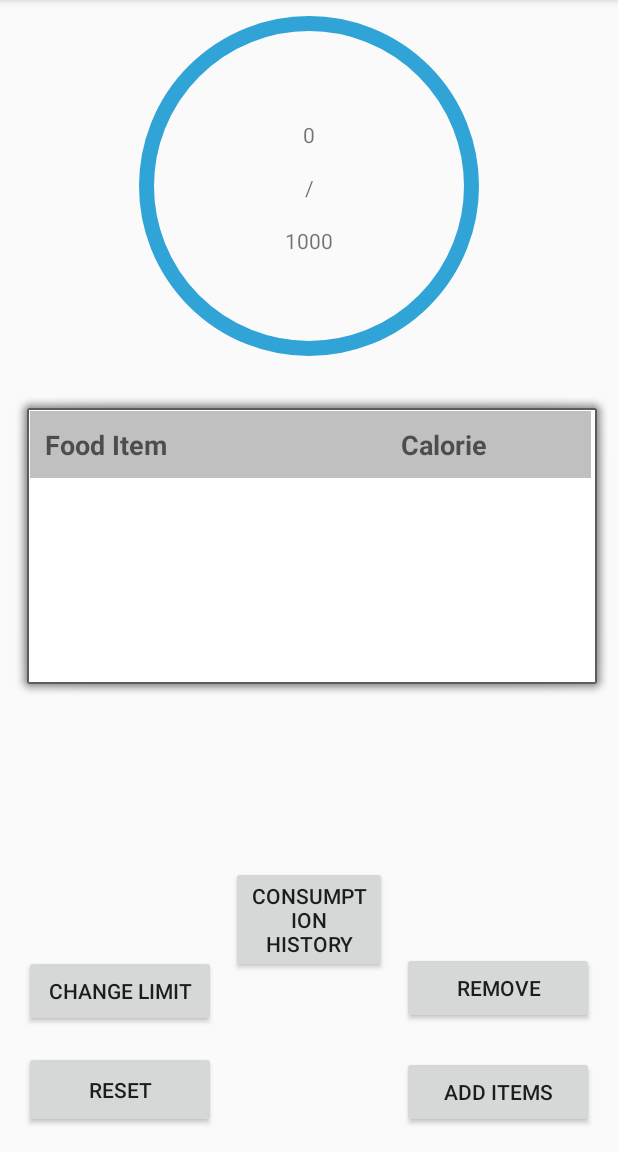
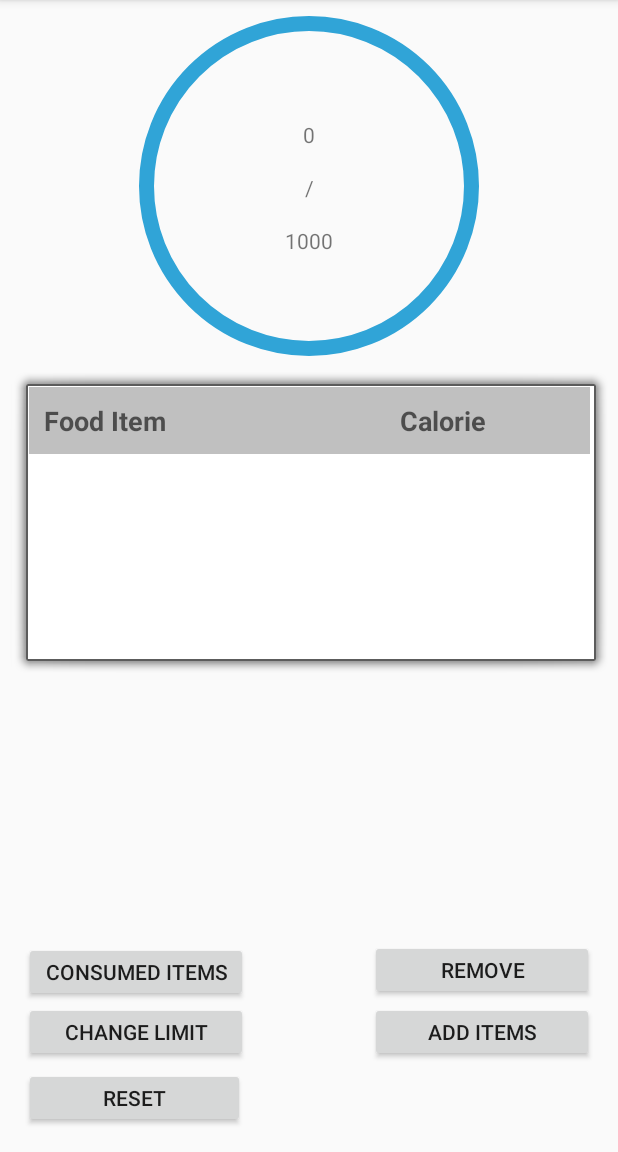
Before and after one commit to MatthewDBarrett/DreamFit, an Android app: the calorie_tracker_main_page screen opened directly, with no data from a screen before it, on a phone screen of 412 x 824 dp, the part 84-1236 px from its top. Run offline under Robolectric (Android 15) with nearby library versions, the phone set to English and light mode, and no system bars.

Commit message:
~ Fixed layout - Calorie Tracker

```diff
--- a/app/src/main/java/com/example/ethan/dream_fit/StepCounter.java
+++ b/app/src/main/java/com/example/ethan/dream_fit/StepCounter.java
@@ -35,7 +35,7 @@ public class StepCounter extends AppCompatActivity implements SensorEventListene
 
     private int stepInt;
     private int limitAmnt;
-    private int burntCal = 0;
+    private int burntCal ;
     private int calLimitToBurn;
     TextView calorieBurntTextView ;
     TextView calorieLimitTextView ;
@@ -105,10 +105,16 @@ public class StepCounter extends AppCompatActivity implements SensorEventListene
                 ++burntCal;
                 calorieBurntTextView.setText(String.valueOf(burntCal));
                 changeBurntCalProg(burntCal, calLimitToBurn);
+                //add to shared preference
+                mEditor.putInt(getString(R.string.calorieToBurnKey),burntCal);                                      //BURNT CALORIES
+                mEditor.commit();                                                                                   //BURNT CALORIES
             }else if (stepInt % 20 == 0){
                 ++burntCal;
                 calorieBurntTextView.setText(String.valueOf(burntCal));
                 changeBurntCalProg(burntCal, calLimitToBurn);
+                //add to shared preference
+                mEditor.putInt(getString(R.string.calorieToBurnKey),burntCal);                                      //BURNT CALORIES
+                mEditor.commit();                                                                                   //BURNT CALORIES
             }
         }
     }
@@ -133,8 +139,8 @@ public class StepCounter extends AppCompatActivity implements SensorEventListene
         limitAmnt = prefs.getInt("stepLimit", 10000);
 
         mEditor.putInt(getString(R.string.calorieToBurnKey),burntCal);                                      //BURNT CALORIES
-        mEditor.commit();                                                                                   //BURNT CALORIES
-
+        mEditor.commit();
+        burntCal= sharedPrefObj.getInt(getString(R.string.calorieToBurnKey),0);//BURNT CALORIES
         calLimitToBurn = sharedPrefObj.getInt(getString(R.string.calorieKey),0);                     //BURNT CALORIES
 
         //tv_step = (TextView) findViewById(R.id.tv_step);                                 //STEP COUNTER
--- a/app/src/main/res/layout/activity_calorie_tracker_main_page.xml
+++ b/app/src/main/res/layout/activity_calorie_tracker_main_page.xml
@@ -51,9 +51,9 @@
 
     <Button
         android:id="@+id/Remove"
-        android:layout_width="128dp"
-        android:layout_height="wrap_content"
-        android:layout_marginBottom="21dp"
+        android:layout_width="149dp"
+        android:layout_height="40dp"
+        android:layout_marginBottom="1dp"
         android:layout_marginEnd="16dp"
         android:onClick="onRemove"
         android:text="@string/remove"
@@ -62,9 +62,9 @@
 
     <Button
         android:id="@+id/add_item"
-        android:layout_width="128dp"
-        android:layout_height="wrap_content"
-        android:layout_marginBottom="16dp"
+        android:layout_width="149dp"
+        android:layout_height="40dp"
+        android:layout_marginBottom="60dp"
         android:layout_marginEnd="16dp"
         android:onClick="onAdd"
         android:text="@string/add"
@@ -73,9 +73,9 @@
 
     <Button
         android:id="@+id/limitBtn"
-        android:layout_width="128dp"
-        android:layout_height="wrap_content"
-        android:layout_marginBottom="16dp"
+        android:layout_width="149dp"
+        android:layout_height="40dp"
+        android:layout_marginBottom="4dp"
         android:layout_marginStart="16dp"
         android:onClick="onLimit"
         android:text="Change Limit"
@@ -84,8 +84,8 @@
 
     <Button
         android:id="@+id/button3"
-        android:layout_width="128dp"
-        android:layout_height="51dp"
+        android:layout_width="147dp"
+        android:layout_height="40dp"
         android:layout_marginBottom="16dp"
         android:layout_marginStart="16dp"
         android:onClick="onReset"
@@ -119,13 +119,13 @@
     <LinearLayout
         android:id="@+id/linearLayout2"
         android:layout_width="401dp"
-        android:layout_height="205dp"
+        android:layout_height="206dp"
         android:layout_marginEnd="4dp"
         android:layout_marginStart="7dp"
-        android:layout_marginTop="16dp"
         android:background="@android:drawable/alert_light_frame"
         android:orientation="vertical"
         app:layout_constraintEnd_toEndOf="parent"
+        app:layout_constraintHorizontal_bias="1.0"
         app:layout_constraintStart_toStartOf="parent"
         app:layout_constraintTop_toBottomOf="@+id/frameLayout2">
 
@@ -137,25 +137,21 @@
         <ListView
             android:id="@+id/foodList"
             android:layout_width="match_parent"
-            android:layout_height="match_parent" />
+            android:layout_height="136dp" />
 
 
     </LinearLayout>
 
+
     <Button
         android:id="@+id/button"
-        android:layout_width="104dp"
-        android:layout_height="wrap_content"
-        android:layout_marginBottom="49dp"
-        android:layout_marginEnd="10dp"
-        android:layout_marginStart="9dp"
-        android:layout_marginTop="37dp"
+        android:layout_width="149dp"
+        android:layout_height="40dp"
+        android:layout_marginStart="16dp"
         android:onClick="onHistory"
-        android:text="Consumption History"
-        app:layout_constraintBottom_toBottomOf="parent"
-        app:layout_constraintEnd_toStartOf="@+id/Remove"
-        app:layout_constraintStart_toEndOf="@+id/limitBtn"
-        app:layout_constraintTop_toBottomOf="@+id/linearLayout2" />
+        android:text="Consumed Items"
+        app:layout_constraintBottom_toTopOf="@+id/limitBtn"
+        app:layout_constraintStart_toStartOf="parent" />
 
 
 </android.support.constraint.ConstraintLayout>
```
